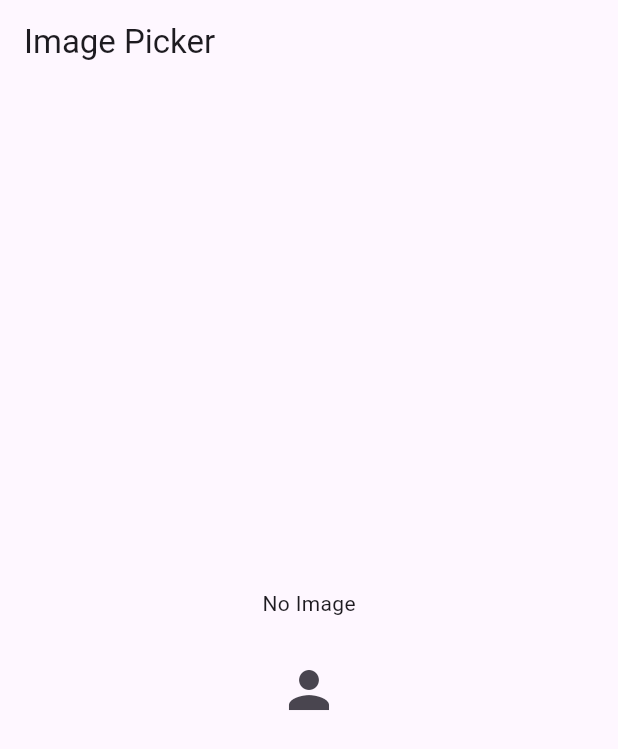
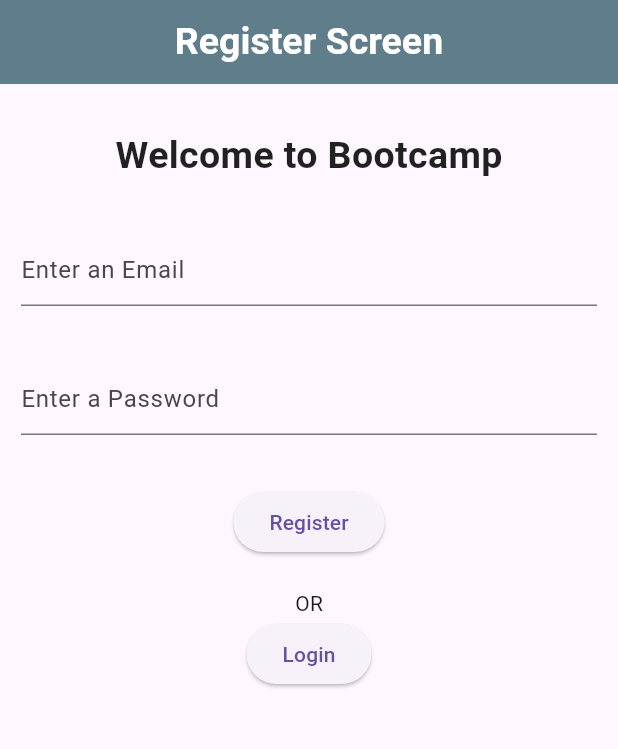
Before and after one commit to Muzamil995/flutter_bootcamp_2026, a Flutter app: the screen it shows after launch, on a phone screen of 412 x 824 dp. Shown: the top 749 px of the screen. Run offline on Flutter 3.47's test engine with Material 3 defaults, Android fonts, the phone set to English and light mode, and no system bars; our stand-ins replace firebase_auth, firebase_core, image_picker, math_expressions; accounts and stored records are empty.

Commit message:
register and login functionality is implemented with firebase

```diff
--- a/lib/main.dart
+++ b/lib/main.dart
@@ -1,11 +1,18 @@
 import 'package:flutter/material.dart';
 import 'package:flutter_bootcamp_two/session_five/calculator_app.dart';
 import 'package:flutter_bootcamp_two/session_four/session_four.dart';
+import 'package:flutter_bootcamp_two/session_seven/register_Screen.dart';
 import 'package:flutter_bootcamp_two/session_six/image_picker_screen.dart';
 import 'package:flutter_bootcamp_two/session_six/session_six.dart';
 import 'package:flutter_bootcamp_two/session_three/session_three.dart';
+import 'package:firebase_core/firebase_core.dart';
+import 'firebase_options.dart';
 
-void main() {
+void main() async {
+  //imp
+  WidgetsFlutterBinding.ensureInitialized();
+
+  await Firebase.initializeApp(options: DefaultFirebaseOptions.currentPlatform);
   runApp(const MyCode());
 }
 
@@ -19,7 +26,7 @@ class MyCode extends StatelessWidget {
       //navigation
       //parent widget
       debugShowCheckedModeBanner: false,
-      home: ImagePickerScreen(),
+      home: RegisterScreen(),
 
       //  Scaffold(
       //    //appbar
--- /dev/null
+++ b/lib/session_seven/register_Screen.dart
@@ -0,0 +1,113 @@
+import 'package:firebase_auth/firebase_auth.dart';
+import 'package:flutter/material.dart';
+import 'package:flutter_bootcamp_two/session_seven/home_screen.dart';
+import 'package:flutter_bootcamp_two/session_seven/login_screen.dart';
+
+class RegisterScreen extends StatelessWidget {
+  RegisterScreen({super.key});
+
+  // controller initilaztion
+  TextEditingController emailController = TextEditingController();
+  TextEditingController passwordController = TextEditingController();
+
+  final FirebaseAuth _auth = FirebaseAuth.instance;
+
+  /// dart ma _ add kar ga variable ka satha tu wo private ban jata ha
+  void registerUser(BuildContext context) async {
+    try {
+      UserCredential userCredential = await _auth
+          .createUserWithEmailAndPassword(
+            email: emailController.text.trim(),
+            password: passwordController.text.trim(),
+          );
+
+      if (userCredential.user != null) {
+        ///.user add karna ma boolgeya tha
+        ScaffoldMessenger.of(
+          context,
+        ).showSnackBar(SnackBar(content: Text("Successfully registered")));
+        Navigator.push(
+          context,
+          MaterialPageRoute(builder: (context) => HomeScreen()),
+        );
+      }
+    } on FirebaseAuthException catch (me) {
+      ScaffoldMessenger.of(
+        context,
+      ).showSnackBar(SnackBar(content: Text(me.message ?? "Error occured")));
+    }
+  }
+
+  @override
+  Widget build(BuildContext context) {
+    return Scaffold(
+      appBar: AppBar(
+        title: Text(
+          "Register Screen",
+          style: TextStyle(
+            color: Colors.white,
+            fontWeight: FontWeight.bold,
+            fontSize: 25,
+          ),
+        ),
+        centerTitle: true,
+        backgroundColor: Colors.blueGrey,
+      ),
+
+      body: Column(
+        crossAxisAlignment: CrossAxisAlignment.center,
+        //mainAxisAlignment: MainAxisAlignment.center,
+        children: [
+          SizedBox(height: 30),
+          Text(
+            "Welcome to Bootcamp",
+            style: TextStyle(
+              color: Colors.black87,
+              fontWeight: FontWeight.w600,
+              fontSize: 25,
+            ),
+          ),
+          SizedBox(height: 20),
+
+          Padding(
+            padding: const EdgeInsets.all(14.0),
+            child: TextFormField(
+              controller: emailController,
+              decoration: InputDecoration(hintText: "Enter an Email"),
+            ),
+          ),
+
+          SizedBox(height: 10),
+
+          Padding(
+            padding: const EdgeInsets.all(14.0),
+            child: TextFormField(
+              obscureText: true,
+              controller: passwordController,
+              decoration: InputDecoration(hintText: "Enter a Password"),
+            ),
+          ),
+          SizedBox(height: 20),
+          ElevatedButton(
+            onPressed: () {
+              registerUser(context);
+            },
+            child: Text("Register"),
+          ),
+
+          SizedBox(height: 20),
+          Text("OR"),
+          ElevatedButton(
+            onPressed: () {
+              Navigator.push(
+                context,
+                MaterialPageRoute(builder: (context) => LoginScreen()),
+              );
+            },
+            child: Text("Login"),
+          ),
+        ],
+      ),
+    );
+  }
+}
--- a/pubspec.yaml
+++ b/pubspec.yaml
@@ -36,6 +36,8 @@ dependencies:
   cupertino_icons: ^1.0.8
   math_expressions: ^3.1.0
   image_picker: ^1.2.1
+  firebase_core: ^4.4.0
+  firebase_auth: ^6.1.4
 
 dev_dependencies:
   flutter_test:
```
Also changed, not shown: lib/session_seven/home_screen.dart (added, +12 -0 lines), lib/session_seven/login_screen.dart (added, +96 -0 lines), firebase.json (added), lib/firebase_options.dart (added), pubspec.lock, 5 other files.
